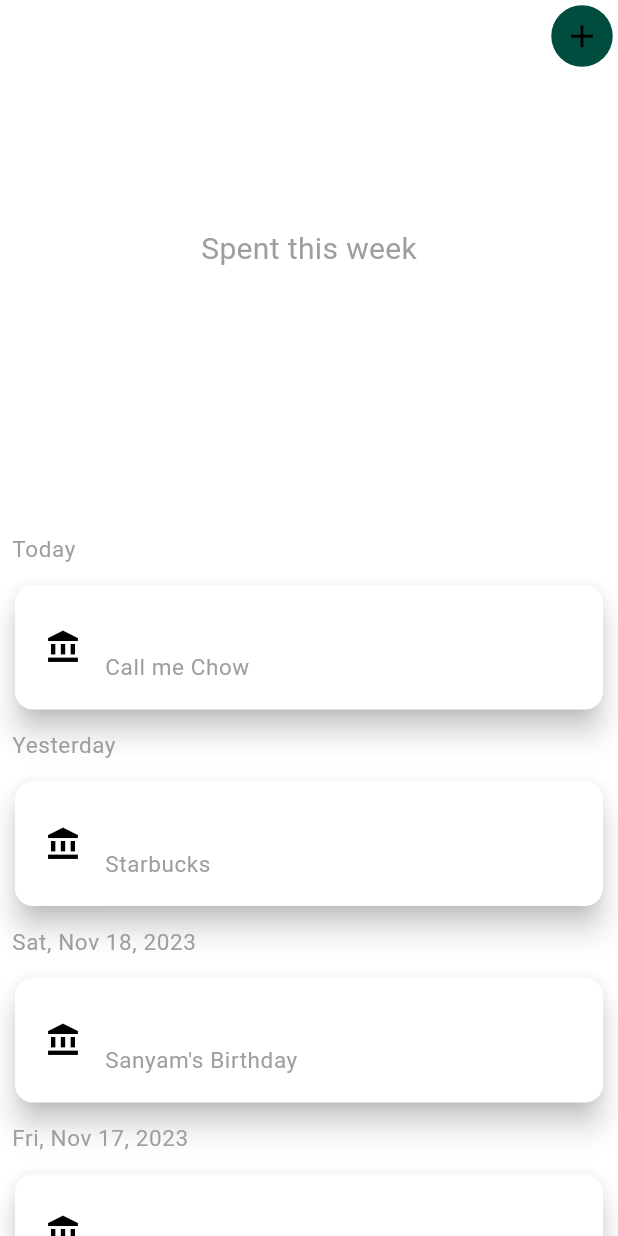
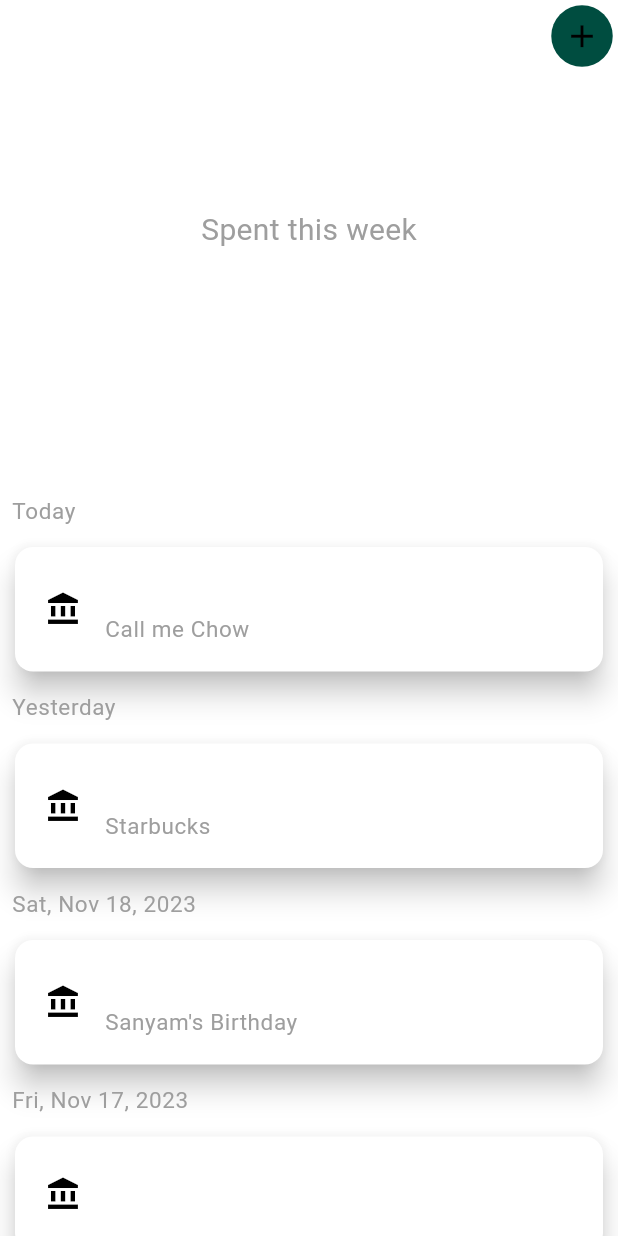
Before and after one commit to Tak1za/expenser, a Flutter app: the screen it shows after launch, on a phone screen of 412 x 824 dp. Run offline on Flutter 3.47's test engine with Material 3 defaults, Android fonts, the phone set to English and light mode, and no system bars; drawn by our look-alikes of grouped_list.

Commit message:
fixed height of container

```diff
--- a/lib/pages/home_page.dart
+++ b/lib/pages/home_page.dart
@@ -25,7 +25,7 @@ class HomePage extends StatelessWidget {
               ],
             ),
             SizedBox(
-              height: 300,
+              height: MediaQuery.of(context).size.height / 3,
               child: Column(
                 mainAxisAlignment: MainAxisAlignment.center,
                 children: [
```
